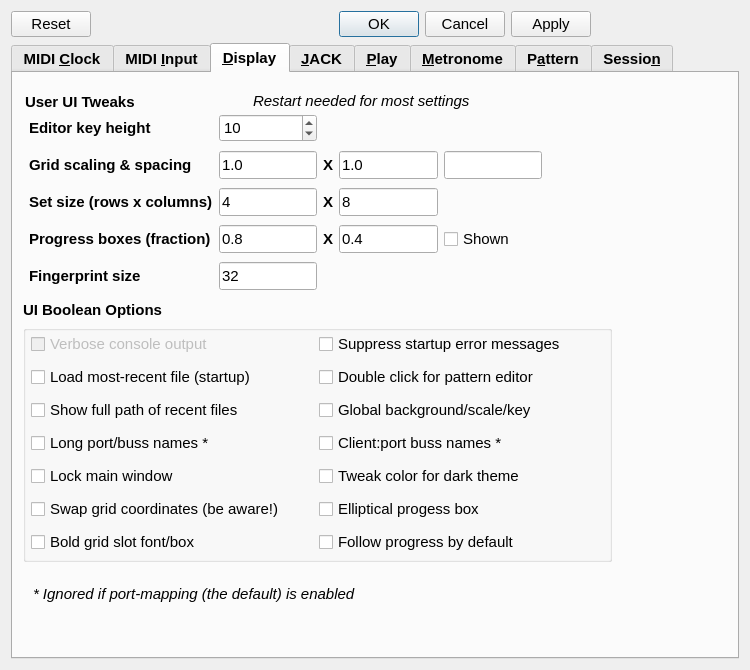
Above: seq_qt5/forms/qseditoptions.ui from ahlstromcj/seq66 before the change. Below: the same form after it.
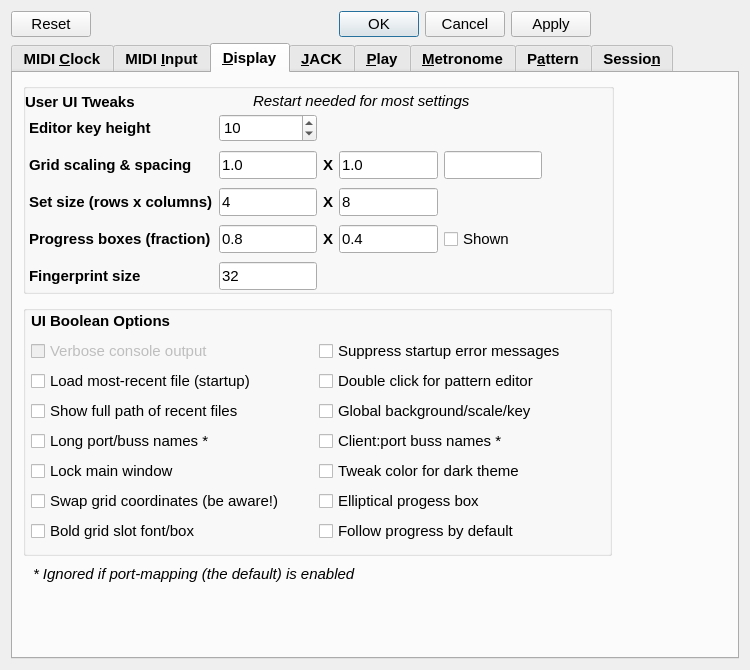
That is the form after the change. The open tabs and pages were chosen to show the change.

Patch:
```diff
--- a/seq_qt5/forms/qseditoptions.ui
+++ b/seq_qt5/forms/qseditoptions.ui
@@ -772,9 +772,9 @@
        <property name="geometry">
         <rect>
          <x>10</x>
-         <y>252</y>
+         <y>232</y>
          <width>589</width>
-         <height>237</height>
+         <height>251</height>
         </rect>
        </property>
        <property name="font">
@@ -799,8 +799,8 @@
          </rect>
         </property>
         <layout class="QGridLayout" name="gridLayout">
-         <item row="3" column="0">
-          <widget class="QCheckBox" name="checkBoxLongBussNames">
+         <item row="1" column="1">
+          <widget class="QCheckBox" name="checkBoxQuiet">
            <property name="minimumSize">
             <size>
              <width>0</width>
@@ -817,33 +817,67 @@
             <string>rc: [Seq66] port-naming = long</string>
            </property>
            <property name="text">
-            <string>Long port/buss names *</string>
-           </property>
-          </widget>
-         </item>
-         <item row="5" column="0">
-          <widget class="QCheckBox" name="checkBoxSwapCoordinates">
-           <property name="minimumSize">
-            <size>
-             <width>0</width>
-             <height>24</height>
-            </size>
-           </property>
-           <property name="maximumSize">
-            <size>
-             <width>16777215</width>
-             <height>24</height>
-            </size>
-           </property>
-           <property name="toolTip">
-            <string>usr: [user-interface-settings] swap-coordinates</string>
-           </property>
-           <property name="text">
-            <string>Swap grid coordinates (be aware!)</string>
+            <string>Suppress startup error messages</string>
            </property>
           </widget>
          </item>
          <item row="2" column="0">
+          <widget class="QCheckBox" name="checkBoxLoadMostRecent">
+           <property name="minimumSize">
+            <size>
+             <width>0</width>
+             <height>24</height>
+            </size>
+           </property>
+           <property name="maximumSize">
+            <size>
+             <width>16777215</width>
+             <height>24</height>
+            </size>
+           </property>
+           <property name="toolTip">
+            <string>rc: [recent-files] load-most-recent</string>
+           </property>
+           <property name="text">
+            <string>Load most-recent file (startup)</string>
+           </property>
+          </widget>
+         </item>
+         <item row="5" column="1">
+          <widget class="QCheckBox" name="checkBoxDarkTheme">
+           <property name="toolTip">
+            <string>usr: [user-interface-settings] dark-theme
+Applies a couple of color tweaks, such as
+using inverse font color for slots.</string>
+           </property>
+           <property name="text">
+            <string>Tweak color for dark theme</string>
+           </property>
+          </widget>
+         </item>
+         <item row="4" column="1">
+          <widget class="QCheckBox" name="checkBoxPairBussNames">
+           <property name="minimumSize">
+            <size>
+             <width>0</width>
+             <height>24</height>
+            </size>
+           </property>
+           <property name="maximumSize">
+            <size>
+             <width>16777215</width>
+             <height>24</height>
+            </size>
+           </property>
+           <property name="toolTip">
+            <string>rc: [Seq66] port-naming = pair</string>
+           </property>
+           <property name="text">
+            <string>Client:port buss names *</string>
+           </property>
+          </widget>
+         </item>
+         <item row="3" column="0">
           <widget class="QCheckBox" name="checkBoxShowFullRecentPaths">
            <property name="minimumSize">
             <size>
@@ -865,7 +899,18 @@
            </property>
           </widget>
          </item>
-         <item row="4" column="0">
+         <item row="6" column="1">
+          <widget class="QCheckBox" name="checkBoxElliptical">
+           <property name="toolTip">
+            <string>usr: [user-interface-settings] progress-box-elliptical
+If set, the grid slot progress boxes are ellipses.</string>
+           </property>
+           <property name="text">
+            <string>Elliptical progess box</string>
+           </property>
+          </widget>
+         </item>
+         <item row="5" column="0">
           <widget class="QCheckBox" name="checkBoxLockMainWindow">
            <property name="minimumSize">
             <size>
@@ -887,8 +932,8 @@
            </property>
           </widget>
          </item>
-         <item row="1" column="0">
-          <widget class="QCheckBox" name="checkBoxLoadMostRecent">
+         <item row="4" column="0">
+          <widget class="QCheckBox" name="checkBoxLongBussNames">
            <property name="minimumSize">
             <size>
              <width>0</width>
@@ -905,37 +950,11 @@
             <string>rc: [recent-files] load-most-recent</string>
            </property>
            <property name="text">
-            <string>Load most-recent file (startup)</string>
+            <string>Long port/buss names *</string>
            </property>
           </widget>
          </item>
-         <item row="0" column="0">
-          <widget class="QCheckBox" name="checkBoxVerbose">
-           <property name="enabled">
-            <bool>false</bool>
-           </property>
-           <property name="minimumSize">
-            <size>
-             <width>0</width>
-             <height>24</height>
-            </size>
-           </property>
-           <property name="maximumSize">
-            <size>
-             <width>16777215</width>
-             <height>24</height>
-            </size>
-           </property>
-           <property name="toolTip">
-            <string>Shows the status of rc / [Seq66] / verbose.
-Always set to false at exit.</string>
-           </property>
-           <property name="text">
-            <string>Verbose console output</string>
-           </property>
-          </widget>
-         </item>
-         <item row="6" column="0">
+         <item row="7" column="0">
           <widget class="QCheckBox" name="checkBoxBoldGridSlots">
            <property name="minimumSize">
             <size>
@@ -957,51 +976,7 @@
            </property>
           </widget>
          </item>
-         <item row="3" column="1">
-          <widget class="QCheckBox" name="checkBoxPairBussNames">
-           <property name="minimumSize">
-            <size>
-             <width>0</width>
-             <height>24</height>
-            </size>
-           </property>
-           <property name="maximumSize">
-            <size>
-             <width>16777215</width>
-             <height>24</height>
-            </size>
-           </property>
-           <property name="toolTip">
-            <string>rc: [Seq66] port-naming = pair</string>
-           </property>
-           <property name="text">
-            <string>Client:port buss names *</string>
-           </property>
-          </widget>
-         </item>
          <item row="2" column="1">
-          <widget class="QCheckBox" name="checkBoxGlobalSeqFeature">
-           <property name="minimumSize">
-            <size>
-             <width>0</width>
-             <height>24</height>
-            </size>
-           </property>
-           <property name="maximumSize">
-            <size>
-             <width>16777215</width>
-             <height>24</height>
-            </size>
-           </property>
-           <property name="toolTip">
-            <string>usr: [user-interface-settings] global-seq-feature</string>
-           </property>
-           <property name="text">
-            <string>Global background/scale/key</string>
-           </property>
-          </widget>
-         </item>
-         <item row="1" column="1">
           <widget class="QCheckBox" name="checkBoxDoubleClickEdit">
            <property name="minimumSize">
             <size>
@@ -1023,31 +998,7 @@
            </property>
           </widget>
          </item>
-         <item row="0" column="1">
-          <widget class="QCheckBox" name="checkBoxQuiet">
-           <property name="minimumSize">
-            <size>
-             <width>0</width>
-             <height>24</height>
-            </size>
-           </property>
-           <property name="maximumSize">
-            <size>
-             <width>16777215</width>
-             <height>24</height>
-            </size>
-           </property>
-           <property name="toolTip">
-            <string>Enable to suppress error prompts at startup.
-Useful if the prompts are going to be ignored
-anyway.</string>
-           </property>
-           <property name="text">
-            <string>Suppress startup error messages</string>
-           </property>
-          </widget>
-         </item>
-         <item row="6" column="1">
+         <item row="7" column="1">
           <widget class="QCheckBox" name="checkBoxFollowProgress">
            <property name="toolTip">
             <string>usr: [user-interface-settings] follow-progress
@@ -1059,26 +1010,89 @@
            </property>
           </widget>
          </item>
-         <item row="4" column="1">
-          <widget class="QCheckBox" name="checkBoxDarkTheme">
+         <item row="6" column="0">
+          <widget class="QCheckBox" name="checkBoxSwapCoordinates">
+           <property name="minimumSize">
+            <size>
+             <width>0</width>
+             <height>24</height>
+            </size>
+           </property>
+           <property name="maximumSize">
+            <size>
+             <width>16777215</width>
+             <height>24</height>
+            </size>
+           </property>
            <property name="toolTip">
             <string>usr: [user-interface-settings] dark-theme
 Applies a couple of color tweaks, such as
 using inverse font color for slots.</string>
            </property>
            <property name="text">
-            <string>Tweak color for dark theme</string>
+            <string>Swap grid coordinates (be aware!)</string>
            </property>
           </widget>
          </item>
-         <item row="5" column="1">
-          <widget class="QCheckBox" name="checkBoxElliptical">
+         <item row="3" column="1">
+          <widget class="QCheckBox" name="checkBoxGlobalSeqFeature">
+           <property name="minimumSize">
+            <size>
+             <width>0</width>
+             <height>24</height>
+            </size>
+           </property>
+           <property name="maximumSize">
+            <size>
+             <width>16777215</width>
+             <height>24</height>
+            </size>
+           </property>
            <property name="toolTip">
             <string>usr: [user-interface-settings] progress-box-elliptical
 If set, the grid slot progress boxes are ellipses.</string>
            </property>
            <property name="text">
-            <string>Elliptical progess box</string>
+            <string>Global background/scale/key</string>
+           </property>
+          </widget>
+         </item>
+         <item row="1" column="0">
+          <widget class="QCheckBox" name="checkBoxVerbose">
+           <property name="enabled">
+            <bool>false</bool>
+           </property>
+           <property name="minimumSize">
+            <size>
+             <width>0</width>
+             <height>24</height>
+            </size>
+           </property>
+           <property name="maximumSize">
+            <size>
+             <width>16777215</width>
+             <height>24</height>
+            </size>
+           </property>
+           <property name="toolTip">
+            <string>Shows the status of rc / [Seq66] / verbose.
+Always set to false at exit.</string>
+           </property>
+           <property name="text">
+            <string>Verbose console output</string>
+           </property>
+          </widget>
+         </item>
+         <item row="0" column="0">
+          <widget class="QLabel" name="label_7">
+           <property name="font">
+            <font>
+             <pointsize>11</pointsize>
+             <bold>true</bold>
+            </font>
+           </property>
+           <property name="text">
+            <string>UI Boolean Options</string>
            </property>
           </widget>
          </item>
@@ -1517,30 +1531,11 @@
         <string>User UI Tweaks</string>
        </property>
       </widget>
-      <widget class="QLabel" name="label_7">
-       <property name="geometry">
-        <rect>
-         <x>10</x>
-         <y>228</y>
-         <width>157</width>
-         <height>17</height>
-        </rect>
-       </property>
-       <property name="font">
-        <font>
-         <pointsize>11</pointsize>
-         <bold>true</bold>
-        </font>
-       </property>
-       <property name="text">
-        <string>UI Boolean Options</string>
-       </property>
-      </widget>
       <widget class="QLabel" name="label_19">
        <property name="geometry">
         <rect>
          <x>20</x>
-         <y>510</y>
+         <y>490</y>
          <width>551</width>
          <height>22</height>
         </rect>
@@ -1556,6 +1551,25 @@
         <string>* Ignored if port-mapping (the default) is enabled</string>
        </property>
       </widget>
+      <widget class="QGroupBox" name="groupBox_4">
+       <property name="geometry">
+        <rect>
+         <x>10</x>
+         <y>10</y>
+         <width>591</width>
+         <height>211</height>
+        </rect>
+       </property>
+       <property name="title">
+        <string/>
+       </property>
+      </widget>
+      <zorder>groupBox_4</zorder>
+      <zorder>groupBoxBooleanOptions</zorder>
+      <zorder>layoutWidgetGuiOptions</zorder>
+      <zorder>labelRestartNeeded</zorder>
+      <zorder>label_6</zorder>
+      <zorder>label_19</zorder>
      </widget>
      <widget class="QWidget" name="tabJackSync">
       <property name="toolTip">
```
Left out of the diff: 406 changed lines with no effect on the pictures.
